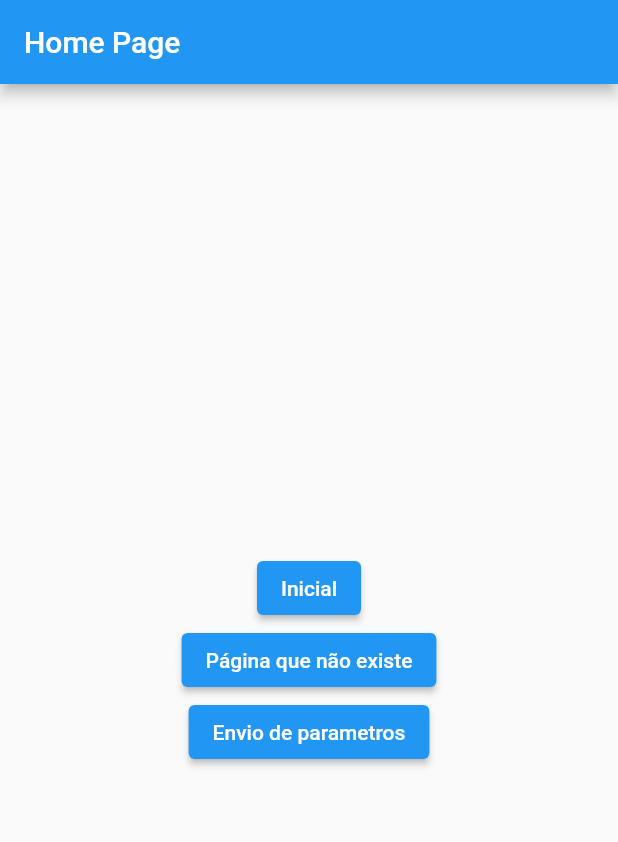
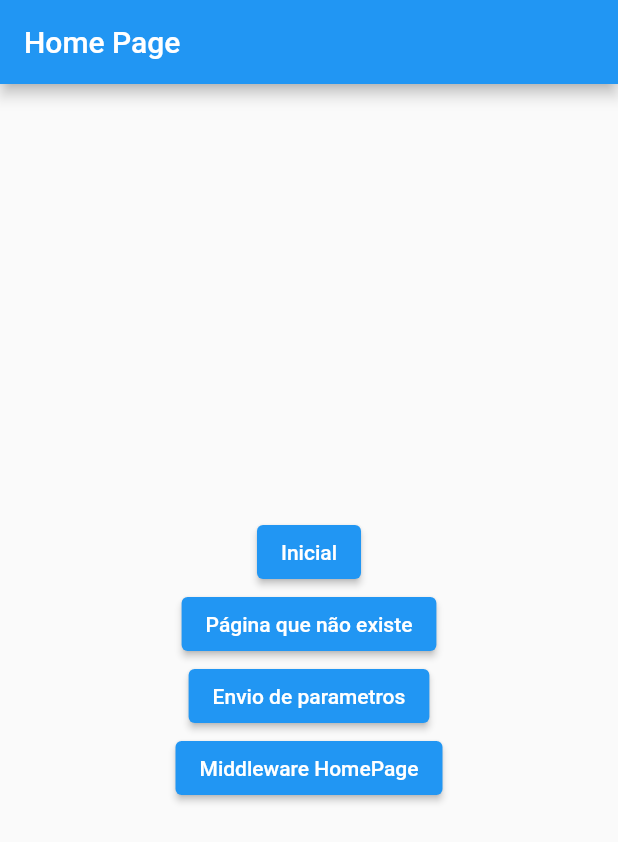
Before and after one commit to moraes3000/flutter_getx_tutorial, a Flutter app: the screen it shows after launch, on a phone screen of 412 x 824 dp. Shown: the top 842 px of the screen. Run offline on Flutter 3.47's test engine with Material 2 defaults, Android fonts, the phone set to English and light mode, and no system bars; our stand-ins replace get.

Commit message:
middleware

```diff
--- a/get_rotas_nomeadas/lib/main.dart
+++ b/get_rotas_nomeadas/lib/main.dart
@@ -2,11 +2,13 @@ import 'package:flutter/material.dart';
 import 'package:get/get.dart';
 import 'package:get_rotas_nomeadas/pages/envio_parametros/envio_parametros_home_page.dart';
 import 'package:get_rotas_nomeadas/pages/home_page.dart';
+import 'package:get_rotas_nomeadas/pages/middleware/route_middleware.dart';
 
 import 'pages/envio_parametros/arguments_param_page.dart';
 import 'pages/envio_parametros/path_param_page.dart';
 import 'pages/envio_parametros/query_param_page.dart';
 import 'pages/inicial/page1.dart';
+import 'pages/middleware/middleware_home_page.dart';
 import 'pages/rota_nao_encontrada/rota_nao_encontrada_page.dart';
 
 void main() {
@@ -51,6 +53,12 @@ class MyApp extends StatelessWidget {
                   page: () => const PathParamPage()),
               GetPage(name: '/queryParam', page: () => const QueryParamPage()),
             ]),
+        GetPage(
+            name: '/MiddlewareHomePage',
+            page: () => MiddlewareHomePage(),
+            middlewares: [
+              RouteMiddleware(),
+            ]),
       ],
     );
   }
--- a/get_rotas_nomeadas/lib/pages/home_page.dart
+++ b/get_rotas_nomeadas/lib/pages/home_page.dart
@@ -32,6 +32,12 @@ class HomePage extends StatelessWidget {
             },
             child: const Text('Envio de parametros'),
           ),
+          ElevatedButton(
+            onPressed: () {
+              Get.toNamed("/MiddlewareHomePage");
+            },
+            child: const Text('Middleware HomePage'),
+          ),
         ],
       )),
     );
--- /dev/null
+++ b/get_rotas_nomeadas/lib/pages/middleware/route_middleware.dart
@@ -0,0 +1,22 @@
+import 'package:flutter/cupertino.dart';
+import 'package:flutter/foundation.dart';
+import 'package:get/get.dart';
+import 'package:get/get_navigation/src/routes/route_middleware.dart';
+
+class RouteMiddleware extends GetMiddleware {
+  RouteMiddleware({super.priority});
+
+  @override
+  GetPage? onPageCalled(GetPage? page) {
+    debugPrint('Executando middleware onPageCalled');
+    return super.onPageCalled(page);
+  }
+
+  // s
+  @override
+  GetPageBuilder? onPageBuildStart(GetPageBuilder? page) {
+    debugPrint('Executando middleware onPageBuildStart');
+    // TODO: implement onPageBuildStart
+    return super.onPageBuildStart(page);
+  }
+}
```
Also changed, not shown: get_rotas_nomeadas/lib/pages/middleware/middleware_home_page.dart (added, +23 -0 lines).
